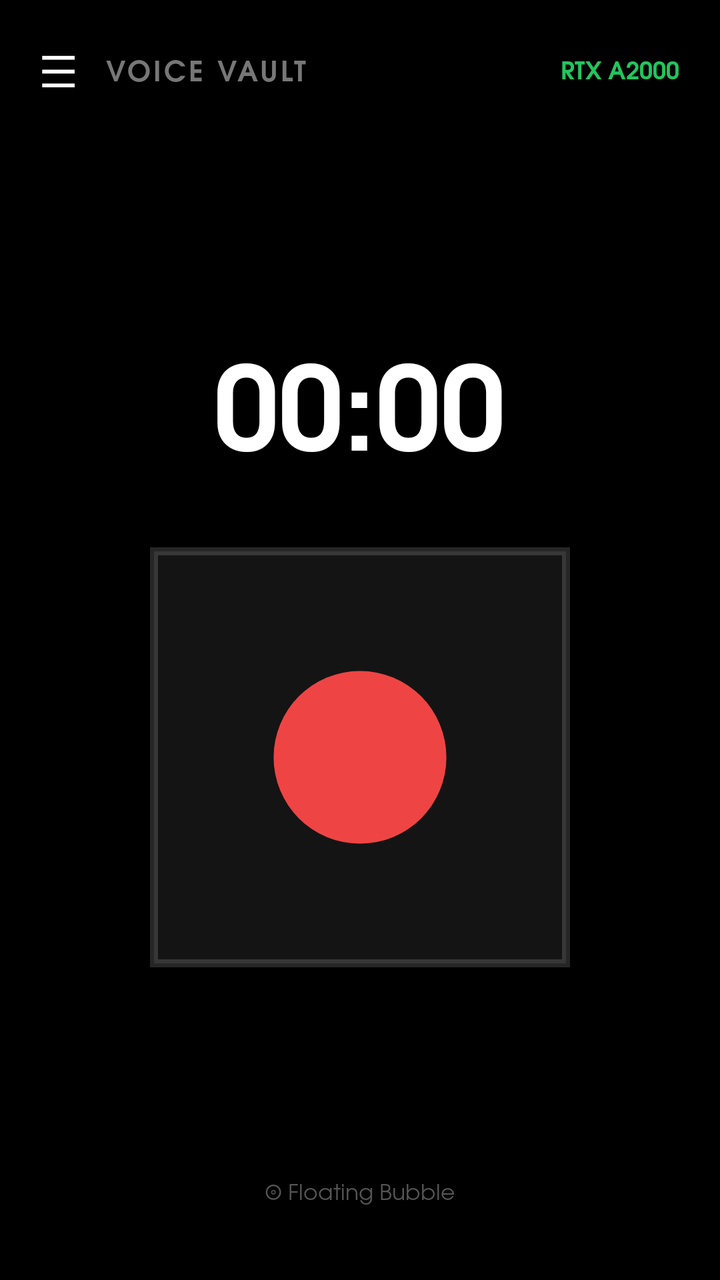
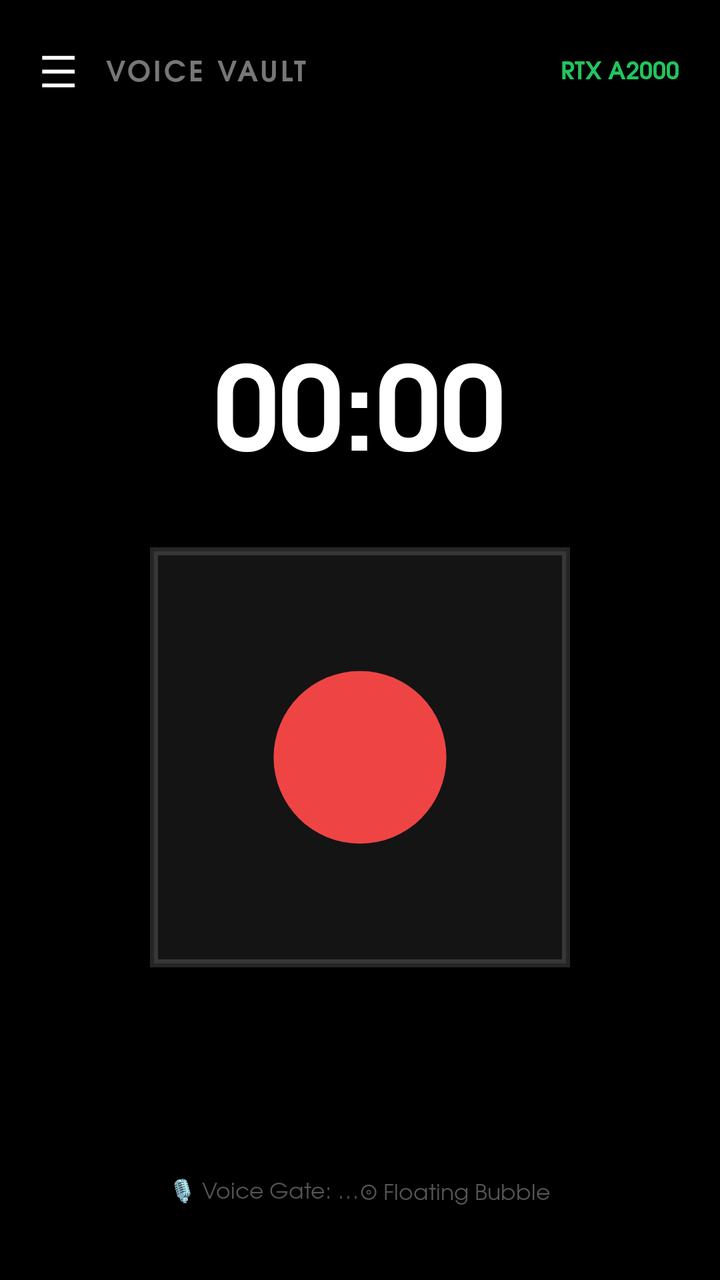

Screens rendered from an Android XML layout before and after an edit, with the pre-edit source and the edit as a unified diff.
<!-- AndroidManifest.xml: activity theme Theme.VoiceVault -->
<!-- res/layout/activity_main.xml -->
<?xml version="1.0" encoding="utf-8"?>
<FrameLayout xmlns:android="http://schemas.android.com/apk/res/android"
    android:layout_width="match_parent"
    android:layout_height="match_parent"
    android:background="#000000">

    
    <ScrollView
        android:id="@+id/main_scroll"
        android:layout_width="match_parent"
        android:layout_height="match_parent"
        android:fillViewport="true"
        android:scrollbars="none">

        <LinearLayout
            android:layout_width="match_parent"
            android:layout_height="wrap_content"
            android:orientation="vertical"
            android:padding="20dp">

        
        <LinearLayout
            android:id="@+id/top_bar"
            android:layout_width="match_parent"
            android:layout_height="wrap_content"
            android:orientation="horizontal"
            android:gravity="center_vertical"
            android:paddingBottom="16dp">

            <TextView
                android:id="@+id/btn_open_history"
                android:layout_width="wrap_content"
                android:layout_height="wrap_content"
                android:text="☰"
                android:textColor="#FFFFFF"
                android:textSize="22sp"
                android:paddingEnd="14dp"
                android:clickable="true" />

            <TextView
                android:layout_width="0dp"
                android:layout_height="wrap_content"
                android:layout_weight="1"
                android:text="VOICE VAULT"
                android:textColor="#777777"
                android:textSize="14sp"
                android:textStyle="bold"
                android:fontFamily="@font/urw_gothic_demi"
                android:letterSpacing="0.1" />

            <ProgressBar
                android:id="@+id/pb_gpu_spinner"
                android:layout_width="16dp"
                android:layout_height="16dp"
                android:layout_marginEnd="6dp"
                android:indeterminate="true"
                android:visibility="gone" />

            <TextView
                android:id="@+id/tv_connection_status"
                android:layout_width="wrap_content"
                android:layout_height="wrap_content"
                android:text="RTX A2000"
                android:textColor="#22C55E"
                android:textSize="12sp"
                android:textStyle="bold"
                android:fontFamily="@font/urw_gothic_demi" />
        </LinearLayout>

        
        <LinearLayout
            android:layout_width="match_parent"
            android:layout_height="wrap_content"
            android:layout_weight="1"
            android:minHeight="250dp"
            android:gravity="center"
            android:orientation="vertical">

            <TextView
                android:id="@+id/tv_timer"
                android:layout_width="wrap_content"
                android:layout_height="wrap_content"
                android:text="00:00"
                android:textColor="#FFFFFF"
                android:textSize="58sp"
                android:textStyle="bold"
                android:fontFamily="@font/urw_gothic_demi"
                android:layout_marginBottom="32dp" />

            
            <ImageButton
                android:id="@+id/btn_record"
                android:layout_width="210dp"
                android:layout_height="210dp"
                android:background="@drawable/bg_btn_idle"
                android:src="@drawable/ic_btn_record_symbol"
                android:scaleType="centerInside"
                android:contentDescription="Record or Stop" />
        </LinearLayout>

        
        <LinearLayout
            android:id="@+id/layout_transcript"
            android:layout_width="match_parent"
            android:layout_height="wrap_content"
            android:orientation="vertical"
            android:background="#080808"
            android:padding="16dp"
            android:layout_marginBottom="16dp"
            android:visibility="gone">

            <LinearLayout
                android:layout_width="match_parent"
                android:layout_height="wrap_content"
                android:orientation="horizontal"
                android:gravity="center_vertical"
                android:layout_marginBottom="8dp">

                <TextView
                    android:layout_width="0dp"
                    android:layout_height="wrap_content"
                    android:layout_weight="1"
                    android:text="COPIED TO CLIPBOARD"
                    android:textColor="#22C55E"
                    android:textSize="11sp"
                    android:textStyle="bold"
                    android:fontFamily="@font/urw_gothic_demi"
                    android:letterSpacing="0.06" />

                <Button
                    android:id="@+id/btn_expand"
                    android:layout_width="wrap_content"
                    android:layout_height="32dp"
                    android:layout_marginEnd="8dp"
                    android:background="#1C1C1C"
                    android:text="EXPAND"
                    android:textColor="#FFFFFF"
                    android:textSize="11sp"
                    android:fontFamily="@font/urw_gothic_demi" />

                <Button
                    android:id="@+id/btn_copy"
                    android:layout_width="wrap_content"
                    android:layout_height="32dp"
                    android:background="#1C1C1C"
                    android:text="COPY"
                    android:textColor="#FFFFFF"
                    android:textSize="11sp"
                    android:fontFamily="@font/urw_gothic_demi" />
            </LinearLayout>

            
            <ScrollView
                android:id="@+id/sv_transcript"
                android:layout_width="match_parent"
                android:layout_height="wrap_content"
                android:scrollbars="vertical"
                android:fadeScrollbars="false">

                <EditText
                    android:id="@+id/et_transcript"
                    android:layout_width="match_parent"
                    android:layout_height="wrap_content"
                    android:maxLines="3"
                    android:ellipsize="end"
                    android:textColor="#FFFFFF"
                    android:textSize="15sp"
                    android:fontFamily="@font/urw_gothic_book"
                    android:background="@null"
                    android:lineSpacingMultiplier="1.3"
                    android:inputType="textMultiLine"
                    android:focusable="false"
                    android:focusableInTouchMode="false"
                    android:cursorVisible="false"
                    android:clickable="true"
                    android:scrollbars="none" />
            </ScrollView>
        </LinearLayout>

        
        <LinearLayout
            android:id="@+id/bottom_bar"
            android:layout_width="match_parent"
            android:layout_height="wrap_content"
            android:orientation="horizontal"
            android:gravity="center"
            android:paddingTop="8dp">

            <Button
                android:id="@+id/btn_toggle_overlay"
                android:layout_width="wrap_content"
                android:layout_height="32dp"
                android:background="@null"
                android:text="⊚ Floating Bubble"
                android:textColor="#555555"
                android:textSize="11sp"
                android:fontFamily="@font/urw_gothic_book" />
        </LinearLayout>

        </LinearLayout>
    </ScrollView>

    
    <View
        android:id="@+id/drawer_scrim"
        android:layout_width="match_parent"
        android:layout_height="match_parent"
        android:background="#B3000000"
        android:visibility="gone"
        android:clickable="true" />

    
    <LinearLayout
        android:id="@+id/drawer_panel"
        android:layout_width="320dp"
        android:layout_height="match_parent"
        android:layout_gravity="start"
        android:orientation="vertical"
        android:background="#0A0A0A"
        android:elevation="24dp"
        android:padding="20dp"
        android:visibility="gone">

        
        <LinearLayout
            android:layout_width="match_parent"
            android:layout_height="wrap_content"
            android:orientation="horizontal"
            android:gravity="center_vertical"
            android:paddingBottom="12dp">

            <TextView
                android:layout_width="0dp"
                android:layout_height="wrap_content"
                android:layout_weight="1"
                android:text="TRANSCRIPTS"
                android:textColor="#FFFFFF"
                android:textSize="15sp"
                android:fontFamily="@font/urw_gothic_demi"
                android:letterSpacing="0.08" />

            <TextView
                android:id="@+id/btn_close_drawer"
                android:layout_width="wrap_content"
                android:layout_height="wrap_content"
                android:text="✕"
                android:textColor="#888888"
                android:textSize="18sp"
                android:padding="6dp"
                android:clickable="true" />
        </LinearLayout>

        <TextView
            android:id="@+id/tv_history_subtitle"
            android:layout_width="wrap_content"
            android:layout_height="wrap_content"
            android:text="Last 50 Transcriptions · Tap to copy"
            android:textColor="#666666"
            android:textSize="11sp"
            android:fontFamily="@font/urw_gothic_book"
            android:layout_marginBottom="16dp" />

        
        <ScrollView
            android:layout_width="match_parent"
            android:layout_height="0dp"
            android:layout_weight="1"
            android:scrollbars="none">

            <LinearLayout
                android:id="@+id/layout_history_container"
                android:layout_width="match_parent"
                android:layout_height="wrap_content"
                android:orientation="vertical" />
        </ScrollView>
    </LinearLayout>

</FrameLayout>
<!-- resources referenced by this layout -->
<resources>
  <!-- drawable bg_btn_idle (drawable) -->
  <shape xmlns:android="http://schemas.android.com/apk/res/android"
      android:shape="rectangle">
      
      <solid android:color="#14FFFFFF" />
      <stroke android:width="4dp" android:color="#26FFFFFF" />
  </shape>
  <!-- drawable ic_btn_record_symbol (drawable) -->
  <vector xmlns:android="http://schemas.android.com/apk/res/android"
      android:width="120dp"
      android:height="120dp"
      android:viewportWidth="100"
      android:viewportHeight="100">
    <path
        android:fillColor="#FFEF4444"
        android:pathData="M50,14A36,36 0 1,0 50,86A36,36 0 1,0 50,14Z"/>
  </vector>
  <style name="Theme.VoiceVault" parent="@android:style/Theme.Material.NoActionBar">
          <item name="android:windowBackground">@color/bg</item>
          <item name="android:statusBarColor">@color/bg</item>
          <item name="android:navigationBarColor">@color/bg</item>
          <item name="android:textColor">@color/text</item>
          <item name="android:windowDisablePreview">true</item>
      </style>
  <color name="bg">#07080b</color>
  <color name="text">#f3f4f6</color>
</resources>

<!-- the commit's change to res/layout/activity_main.xml (unified diff, before → after) -->
@@ -187,6 +187,16 @@
             android:paddingTop="8dp">
 
             <Button
+                android:id="@+id/btn_voice_profile"
+                android:layout_width="wrap_content"
+                android:layout_height="32dp"
+                android:background="@null"
+                android:text="🎙 Voice Gate: …"
+                android:textColor="#555555"
+                android:textSize="11sp"
+                android:fontFamily="@font/urw_gothic_book" />
+
+            <Button
                 android:id="@+id/btn_toggle_overlay"
                 android:layout_width="wrap_content"
                 android:layout_height="32dp"
